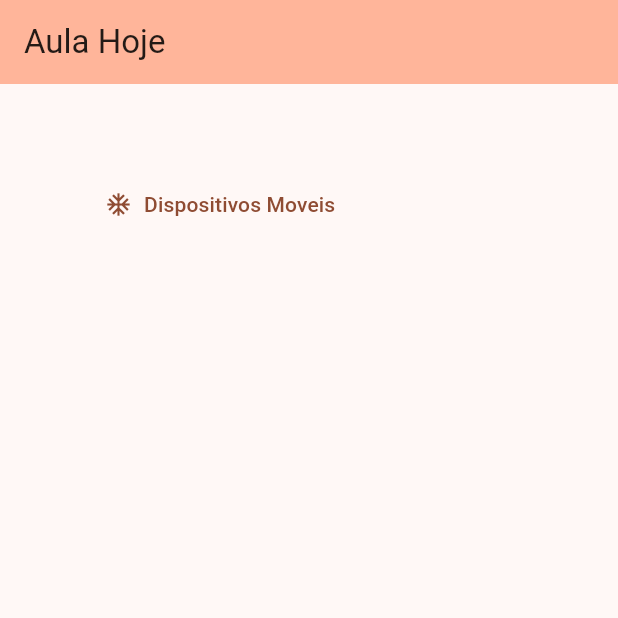
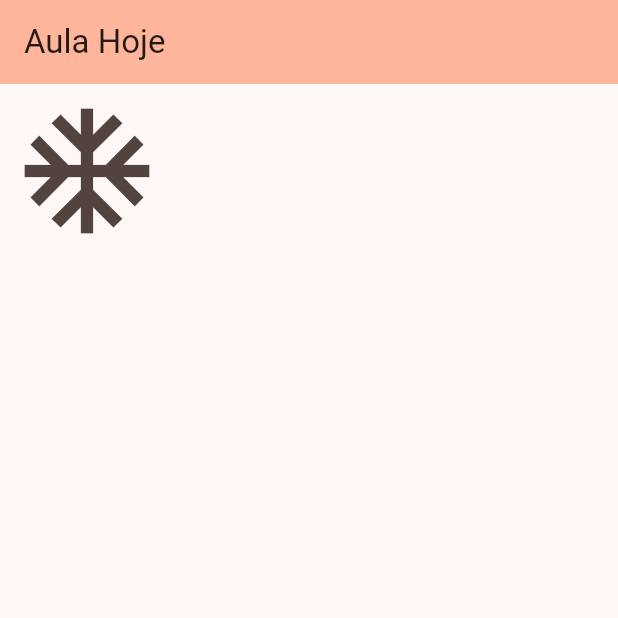
Before and after one commit to FrancisCarolina/inicialFlutter, a Flutter app: the screen it shows after launch, on a phone screen of 412 x 824 dp, the top half of it. Run offline on Flutter 3.47's test engine with Material 2 defaults, Android fonts, the phone set to English and light mode, and no system bars; missing offline and left inert: dart:html.

Commit message:
botao de icone

```diff
--- a/inicial/lib/home.dart
+++ b/inicial/lib/home.dart
@@ -19,11 +19,10 @@ class _MyHomePageState extends State<MyHomePage> {
         title: Text('Aula Hoje'),
         backgroundColor: Theme.of(context).colorScheme.inversePrimary,
       ),
-      body: TextButton.icon(
+      body: IconButton(
         onPressed: () {},
         icon: Icon(Icons.ac_unit),
-        label: Text('Dispositivos Moveis'),
-        style: TextButton.styleFrom(padding: EdgeInsets.all(70)),
+        iconSize: 100,
       ),
     );
   }
```
